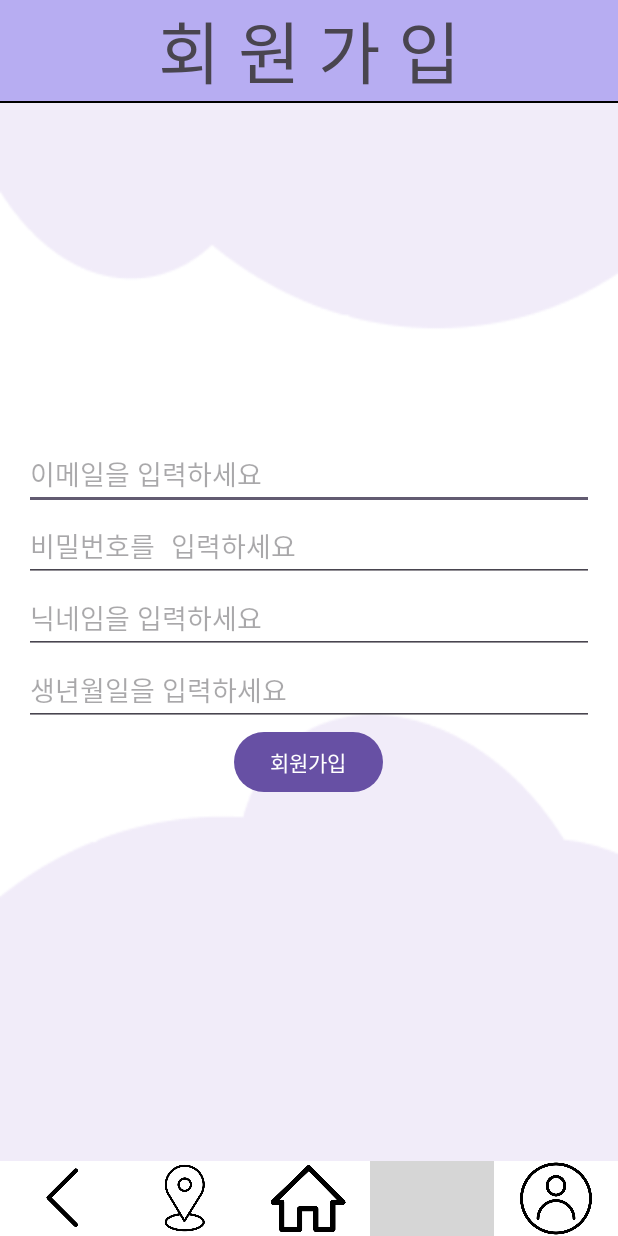
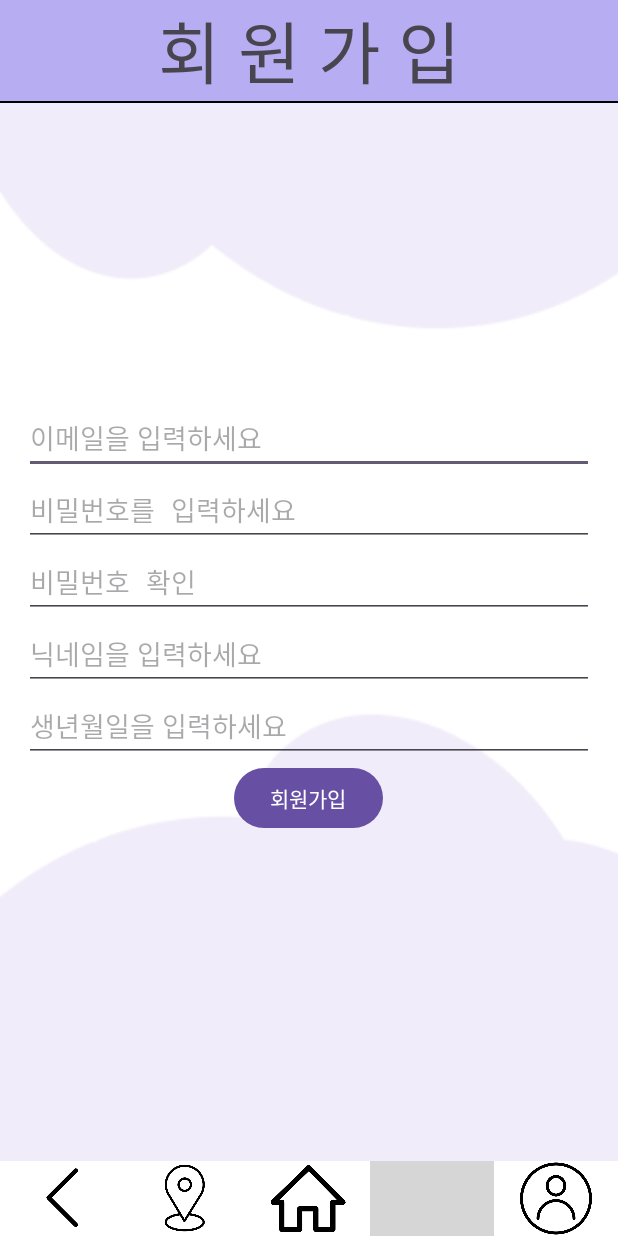
Before and after one commit to Capstone1-kkm/Capstone-kkm, an Android app: the login2 screen opened directly, with no data from a screen before it, after a tap on "회원가입", on a phone screen of 412 x 824 dp. Run offline under Robolectric (Android 15) with nearby library versions, the phone set to English and light mode, and no system bars; our stand-ins replace Firebase (no records; nobody signed in at launch, a user with empty details on screens opened directly); grey boxes are pictures that could not be loaded.

Commit message:
비밀번호 2차 확인 xml, java 코드 수정완료

```diff
--- a/app/src/main/java/com/example/capstone/login2.java
+++ b/app/src/main/java/com/example/capstone/login2.java
@@ -21,6 +21,8 @@ import com.google.firebase.database.FirebaseDatabase;
 import com.google.firebase.auth.UserProfileChangeRequest;
 import com.google.firebase.auth.FirebaseUser;
 
+import android.widget.Toast;
+
 public class login2 extends AppCompatActivity {
 
     private FirebaseAuth mAuth; //Firebase 인증 선언
@@ -36,6 +38,10 @@ public class login2 extends AppCompatActivity {
         // 비밀번호 입력란에 inputType을 PASSWORD로 설정하여 숨겨진 문자로 표시되도록 함
         EditText passwordEditText = findViewById(R.id.editTextPassword);
         passwordEditText.setInputType(InputType.TYPE_CLASS_TEXT | InputType.TYPE_TEXT_VARIATION_PASSWORD);
+
+        // 비밀번호 2차 확인 입력란도 숨겨진 문자로 설정
+        EditText passwordConfirmEditText = findViewById(R.id.editTextPassword1);
+        passwordConfirmEditText.setInputType(InputType.TYPE_CLASS_TEXT | InputType.TYPE_TEXT_VARIATION_PASSWORD);
 
         findViewById(R.id.buttonSignUp).setOnClickListener(new View.OnClickListener() {
             @Override
@@ -71,17 +77,23 @@ public class login2 extends AppCompatActivity {
     private void signUp(){
         EditText emailEditText = findViewById(R.id.editTextEmail);
         EditText passwordEditText = findViewById(R.id.editTextPassword);
+        EditText passwordConfirmEditText = findViewById(R.id.editTextPassword1); // 새로 추가된 비밀번호 2차 확인 필드
         EditText nicknameEditText = findViewById(R.id.editTextNickname);
         EditText birthdayEditText = findViewById(R.id.editTextBirthday);
 
         String email = emailEditText.getText().toString().trim();
         String password = passwordEditText.getText().toString().trim();
+        String passwordConfirm = passwordConfirmEditText.getText().toString().trim(); // 새로운 비밀번호 2차 확인 값
         String nickname = nicknameEditText.getText().toString().trim();
         String birthday = birthdayEditText.getText().toString().trim();
 
-
+        // 이메일, 비밀번호, 닉네임, 생년월일이 모두 입력되었는지 확인
         if(email.isEmpty() || password.isEmpty() || nickname.isEmpty() || birthday.isEmpty()){
             Toast.makeText(this, "모든 항목 다 입력하세요.", Toast.LENGTH_SHORT).show();
+        }
+        // 새로 추가된 비밀번호 2차 확인 값이 비밀번호와 일치하는지 확인
+        else if (!password.equals(passwordConfirm)) {
+            Toast.makeText(this, "비밀번호를 다르게 입력하였습니다.", Toast.LENGTH_SHORT).show();
         }
         else{
             mAuth.createUserWithEmailAndPassword(email, password)
@@ -117,10 +129,10 @@ public class login2 extends AppCompatActivity {
                     });
         }
     }
+
     private void goToHomeActivity(){
         Intent intent = new Intent(this, login1.class);
         startActivity(intent);
         finish();
-
     }
 }
--- a/app/src/main/res/layout/login2.xml
+++ b/app/src/main/res/layout/login2.xml
@@ -30,32 +30,44 @@
         android:layout_height="wrap_content"
         android:layout_centerInParent="true"
         android:layout_gravity="center_horizontal"
-        android:padding="16dp"
-        android:orientation="vertical" >
+        android:orientation="vertical"
+        android:padding="16dp">
+
         <EditText
-        android:id="@+id/editTextEmail"
-        android:layout_width="match_parent"
-        android:layout_height="wrap_content"
-        android:layout_gravity="center_horizontal"
-        android:hint="이메일을 입력하세요" />
+            android:id="@+id/editTextEmail"
+            android:layout_width="match_parent"
+            android:layout_height="wrap_content"
+            android:layout_gravity="center_horizontal"
+            android:hint="이메일을 입력하세요" />
+
         <EditText
             android:id="@+id/editTextPassword"
             android:layout_width="match_parent"
             android:layout_height="wrap_content"
             android:layout_gravity="center_horizontal"
             android:hint="비밀번호를 입력하세요" />
+
+        <EditText
+            android:id="@+id/editTextPassword1"
+            android:layout_width="match_parent"
+            android:layout_height="wrap_content"
+            android:layout_gravity="center_horizontal"
+            android:hint="비밀번호 확인" />
+
         <EditText
             android:id="@+id/editTextNickname"
             android:layout_width="match_parent"
             android:layout_height="wrap_content"
             android:layout_gravity="center_horizontal"
             android:hint="닉네임을 입력하세요" />
+
         <EditText
             android:id="@+id/editTextBirthday"
             android:layout_width="match_parent"
             android:layout_height="wrap_content"
             android:layout_gravity="center_horizontal"
             android:hint="생년월일을 입력하세요" />
+
         <Button
             android:id="@+id/buttonSignUp"
             android:layout_width="wrap_content"
```
